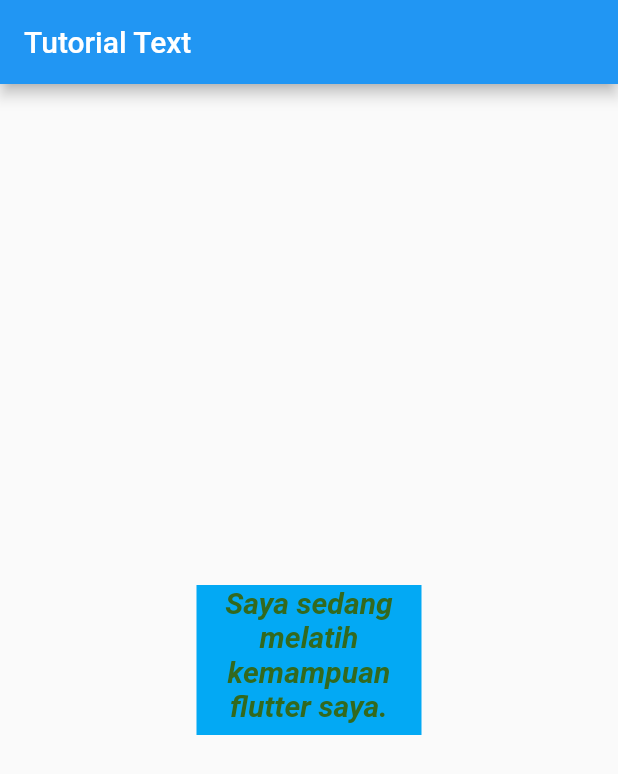
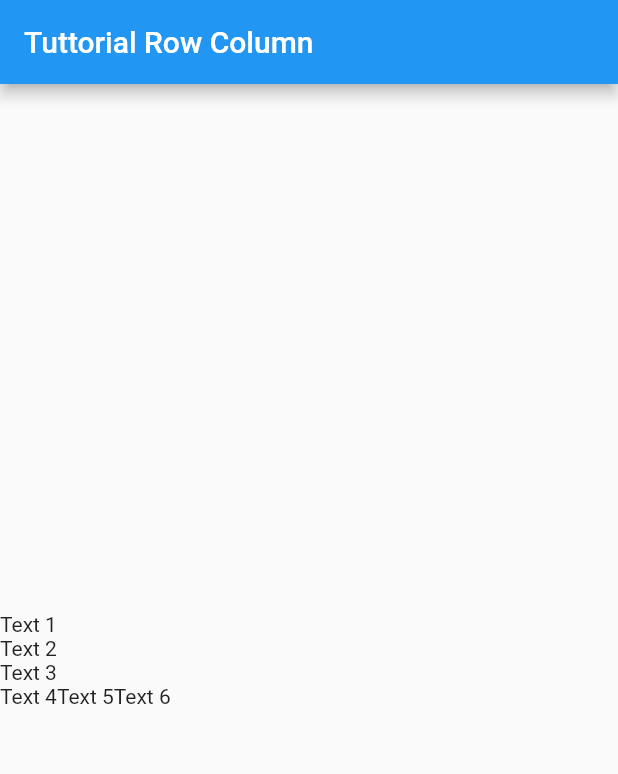
Before and after one commit to 1hafizhsdq/leraning, a Flutter app: the screen it shows after launch, on a phone screen of 412 x 824 dp. Shown: the top 774 px of the screen. Run offline on Flutter 3.47's test engine with Material 2 defaults, Android fonts, the phone set to English and light mode, and no system bars.

Commit message:
row column

```diff
--- a/lib/main.dart
+++ b/lib/main.dart
@@ -1,31 +1,28 @@
 import 'package:flutter/material.dart';
 
-void main() {
-  runApp(MyApp());
-}
+void main() => runApp(MyApp());
 
 class MyApp extends StatelessWidget {
   @override
   Widget build(BuildContext context) {
     return MaterialApp(
       home: Scaffold(
-        appBar: AppBar(
-          title: Text("Tutorial Text"),
-        ),
-        body: Center(
-          child: Container(
-              color: Colors.lightBlue,
-              width: 150,
-              height: 100,
-              child: Text(
-                "Saya sedang melatih kemampuan flutter saya.",
-                textAlign: TextAlign.center,
-                style: TextStyle(
-                    color: Colors.lightGreen[900],
-                    fontStyle: FontStyle.italic,
-                    fontWeight: FontWeight.w700,
-                    fontSize: 20),
-              )),
+        appBar: AppBar(title: Text("Tuttorial Row Column"),),
+        body: Column(
+          mainAxisAlignment: MainAxisAlignment.center,
+          crossAxisAlignment: CrossAxisAlignment.start,
+          children: <Widget>[
+            Text("Text 1"),
+            Text("Text 2"),
+            Text("Text 3"),
+            Row(
+              children: [
+                Text("Text 4"),
+                Text("Text 5"),
+                Text("Text 6"),
+              ],
+            )
+          ],
         ),
       ),
     );
```
